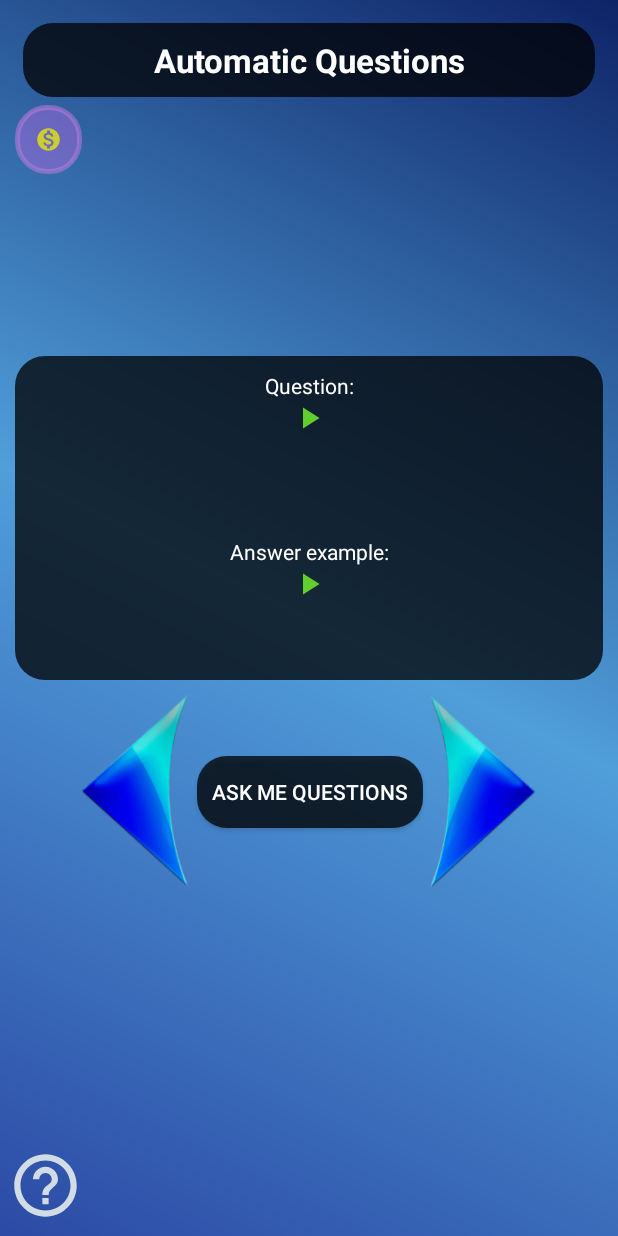
After one commit to tgthiag/Answ-English, an Android app: the layout activity_automatic_questions.xml on its own in the app's theme, with its tools: preview values and no code run, on a phone screen of 412 x 824 dp. The commit adds this screen. Run offline under Robolectric (Android 15) with nearby library versions, the phone set to English and light mode, and no system bars.

Commit message:
start fixing bug

```diff
--- a/app/build.gradle
+++ b/app/build.gradle
@@ -10,8 +10,8 @@ android {
         applicationId "com.answering"
         minSdk 23
         targetSdk 31
-        versionCode 17
-        versionName "3.4"
+        versionCode 19
+        versionName "3.6"
 
         testInstrumentationRunner "androidx.test.runner.AndroidJUnitRunner"
     }
--- a/app/src/main/java/AnsweringAPP/dados/localSqlDatabase.kt
+++ b/app/src/main/java/AnsweringAPP/dados/localSqlDatabase.kt
@@ -49,6 +49,5 @@ class localSqlDatabase(ctx : Context) : SQLiteOpenHelper(ctx, TABLE_NAME,null,5)
         cv.put(TM_ALLQUESTIONS, 9)
         cv.put(DIAS_USO, 0)
         db.insert(TABLE_NAME, null, cv)
-        db.close()
     }
 }
--- a/app/src/main/java/AnsweringAPP/funcoes/rewardedAd.kt
+++ b/app/src/main/java/AnsweringAPP/funcoes/rewardedAd.kt
@@ -32,7 +32,7 @@ class rewardedAd {
             adRequest,
             object : RewardedAdLoadCallback() {
                 override fun onAdFailedToLoad(adError: LoadAdError) {
-                    Log.d(TAG, adError?.message)
+                    adError?.message?.let { Log.d(TAG, it) }
                     rewardvar = null
                 }
 
--- /dev/null
+++ b/app/src/main/res/layout/activity_automatic_questions.xml
@@ -0,0 +1,201 @@
+<?xml version="1.0" encoding="utf-8"?>
+<androidx.constraintlayout.widget.ConstraintLayout xmlns:android="http://schemas.android.com/apk/res/android"
+    xmlns:app="http://schemas.android.com/apk/res-auto"
+    xmlns:tools="http://schemas.android.com/tools"
+    android:layout_width="match_parent"
+    android:layout_height="match_parent"
+    android:background="@drawable/background"
+    tools:context="AnsweringAPP.activities.AutomaticQuestions">
+
+    <androidx.appcompat.widget.AppCompatButton
+        android:id="@+id/btInstructions"
+        android:layout_width="50dp"
+        android:layout_height="50dp"
+        android:layout_margin="5dp"
+        android:background="@drawable/ic_help24"
+        app:layout_constraintBottom_toTopOf="@id/adView2"
+        app:layout_constraintStart_toStartOf="parent"
+        />
+
+<!--    <com.google.android.gms.ads.AdView-->
+<!--        android:id="@+id/adView"-->
+<!--        android:layout_marginTop="3dp"-->
+<!--        xmlns:ads="http://schemas.android.com/apk/res-auto"-->
+<!--        android:layout_width="wrap_content"-->
+<!--        android:layout_height="wrap_content"-->
+<!--        ads:adSize="SMART_BANNER"-->
+<!--        ads:layout_constraintTop_toTopOf="parent"-->
+<!--        ads:layout_constraintStart_toStartOf="parent"-->
+<!--        ads:layout_constraintEnd_toEndOf="parent"-->
+<!--        ads:adUnitId="ca-app-pub-2884509228034182/8623568236"/>-->
+    <LinearLayout
+        android:layout_width="match_parent"
+        android:layout_height="wrap_content"
+        android:layout_margin="10dp"
+        android:orientation="vertical"
+        app:layout_constraintEnd_toEndOf="parent"
+        app:layout_constraintStart_toStartOf="parent"
+        app:layout_constraintTop_toTopOf="parent">
+
+        <TextView
+            android:layout_height="wrap_content"
+            android:text="Automatic Questions"
+            style="@style/Title"
+            android:layout_margin="5dp"
+            android:background="@drawable/container_components"
+            />
+
+        <TextView
+            android:id="@+id/txt_moedas"
+            style="@style/ContainerComponents"
+            android:layout_width="wrap_content"
+            android:layout_height="wrap_content"
+
+            android:drawableStart="@drawable/coin"
+            android:padding="13dp"
+            android:text=""
+            android:textColor="@color/white"
+            android:textSize="14dp" />
+    </LinearLayout>
+
+    <LinearLayout
+        android:id="@+id/principalLinear"
+        android:layout_width="match_parent"
+        android:layout_height="wrap_content"
+        android:orientation="vertical"
+        app:layout_constraintBottom_toTopOf="@id/adView2"
+        app:layout_constraintEnd_toEndOf="parent"
+        app:layout_constraintStart_toStartOf="parent"
+        app:layout_constraintTop_toTopOf="parent">
+
+
+
+        <androidx.core.widget.NestedScrollView
+            android:layout_width="match_parent"
+            android:layout_height="wrap_content">
+
+            <LinearLayout
+                android:id="@+id/contanersss"
+                android:layout_width="match_parent"
+                android:layout_height="360dp"
+                android:layout_margin="10dp"
+                android:layout_marginBottom="20dp"
+                android:background="@drawable/container_components"
+                android:orientation="vertical">
+
+                <TextView
+                    android:id="@+id/playquestion"
+                    android:layout_width="match_parent"
+                    android:layout_height="wrap_content"
+                    android:layout_marginTop="10dp"
+                    android:clickable="true"
+                    android:focusable="true"
+                    android:gravity="center"
+                    android:text="@string/pergunta"
+                    android:textColor="@color/white"
+                    app:drawableBottomCompat="@drawable/playhint" />
+
+                <TextView
+                    android:id="@+id/cxTexto"
+                    android:layout_width="match_parent"
+                    android:layout_height="wrap_content"
+                    android:layout_marginTop="0dp"
+                    android:clickable="true"
+                    android:focusable="true"
+                    android:gravity="center"
+                    android:textColor="@color/white"
+                    android:textSize="24sp" />
+
+                <TextView
+                    android:id="@+id/cxTradQ"
+                    android:layout_width="match_parent"
+                    android:layout_height="wrap_content"
+                    android:layout_marginTop="0dp"
+                    android:gravity="center"
+                    android:textColor="@color/gray"
+                    android:textSize="14sp" />
+
+                <TextView
+                    android:id="@+id/playhint"
+                    android:layout_width="match_parent"
+                    android:layout_height="wrap_content"
+                    android:layout_marginTop="15dp"
+                    android:clickable="true"
+                    android:focusable="true"
+                    android:gravity="center"
+                    android:text="@string/dica"
+                    android:textColor="@color/white"
+                    app:drawableBottomCompat="@drawable/playhint" />
+
+                <TextView
+                    android:id="@+id/cxHint"
+                    android:layout_width="match_parent"
+                    android:layout_height="wrap_content"
+                    android:clickable="true"
+                    android:focusable="true"
+                    android:gravity="center"
+                    android:textColor="@color/white"
+                    android:textSize="24sp" />
+
+                <TextView
+                    android:id="@+id/cxTradH"
+                    android:layout_width="match_parent"
+                    android:layout_height="wrap_content"
+                    android:layout_marginTop="0dp"
+                    android:gravity="center"
+                    android:textColor="@color/gray"
+                    android:textSize="14sp" />
+            </LinearLayout>
+        </androidx.core.widget.NestedScrollView>
+
+        <LinearLayout
+            android:layout_width="match_parent"
+            android:layout_height="wrap_content"
+            android:gravity="center"
+            android:weightSum="3">
+
+            <androidx.appcompat.widget.AppCompatImageButton
+                android:id="@+id/bt_back"
+                android:layout_width="wrap_content"
+                android:layout_height="wrap_content"
+                android:layout_marginStart="80dp"
+                android:layout_marginEnd="5dp"
+                android:layout_weight="1"
+                android:background="@drawable/arrow_leftt"
+                app:icon="@drawable/arrow_leftt" />
+
+            <ToggleButton
+                android:id="@+id/toggle"
+                style="@style/ContainerBlack"
+                android:layout_width="wrap_content"
+                android:layout_height="wrap_content"
+                android:layout_gravity="center"
+                android:padding="10dp"
+                android:textColor="@color/white"
+                android:textOff="@string/auto_ligar"
+                android:textOn="@string/auto_desligar" />
+
+            <androidx.appcompat.widget.AppCompatImageButton
+                android:id="@+id/bt_front"
+                android:layout_width="wrap_content"
+                android:layout_height="wrap_content"
+                android:layout_marginStart="5dp"
+                android:layout_marginEnd="80dp"
+                android:layout_weight="1"
+                android:background="@drawable/arrow_right"
+                app:icon="@drawable/arrow_right" />
+        </LinearLayout>
+    </LinearLayout>
+
+    <com.google.android.gms.ads.AdView
+        android:id="@+id/adView2"
+        android:layout_width="wrap_content"
+        android:layout_height="wrap_content"
+        android:layout_margin="3dp"
+        app:adSize="SMART_BANNER"
+        app:adUnitId="ca-app-pub-2884509228034182/9207595979"
+        app:layout_constraintBottom_toBottomOf="parent"
+        app:layout_constraintEnd_toEndOf="parent"
+        app:layout_constraintStart_toStartOf="parent" />
+
+</androidx.constraintlayout.widget.ConstraintLayout>
--- a/app/src/main/res/values/colors.xml
+++ b/app/src/main/res/values/colors.xml
@@ -19,4 +19,5 @@
     <color name="red_rd">#E31717</color>
     <color name="gray">#575555</color>
     <color name="whitetxt">#FFFFFF</color>
+    <color name="transparent">#00FFFFFF</color>
 </resources>
--- a/app/src/main/res/values/strings.xml
+++ b/app/src/main/res/values/strings.xml
@@ -29,7 +29,7 @@
     <string name="aplly">Aplly</string>
     <string name="coins_out">You are out of coins, watch an ad to earn more</string>
     <string name="auto_start">Automation started, please wait…</string>
-    <string name="auto_ligar">Start</string>
+    <string name="auto_ligar">Ask me questions</string>
     <string name="auto_desligar">Stop</string>
     <string name="share">Share</string>
     <string name="shareMessage">Hey! Have you tried this app? It\'s amazing for english practice!</string>
@@ -140,8 +140,6 @@
     <string name="hint50" translatable="false">I usually drive my car.</string>
     <string name="question51" translatable="false">Where are you going?</string>
     <string name="hint51" translatable="false">I am going to work.</string>
-
-
 
 
     <string name="qinterm1" translatable="false">What annoys you most?</string>
@@ -328,5 +326,4 @@
     <string name="hadvanc45" translatable="false">****</string>
 
 
-
 </resources>
--- a/app/src/main/res/values/styles.xml
+++ b/app/src/main/res/values/styles.xml
@@ -33,7 +33,17 @@
         <item name="android:background">@drawable/container_components</item>
     </style>
 
-
+    <style name="Title">
+        <item name="android:layout_width">match_parent</item>
+        <item name="android:layout_height">wrap_content</item>
+        <item name="android:textSize">22sp</item>
+        <item name="android:textStyle">bold</item>
+        <item name="android:gravity">center</item>
+        <item name="android:layout_gravity">center</item>
+        <item name="background">@drawable/container_components</item>
+        <item name="android:textColor">@color/white</item>
+        <item name="android:padding">10dp</item>
+    </style>
 
 
 
--- /dev/null
+++ b/app/src/main/res/xml/file_paths.xml
@@ -0,0 +1,6 @@
+<?xml version="1.0" encoding="utf-8"?>
+<paths xmlns:android="http://schemas.android.com/apk/res/android">
+    <external-path
+        name="external_files"
+        path="." />
+</paths>
--- a/build.gradle
+++ b/build.gradle
@@ -8,7 +8,7 @@ buildscript {
 
     dependencies {
         classpath 'com.android.tools.build:gradle:7.1.2'
-        classpath "org.jetbrains.kotlin:kotlin-gradle-plugin:1.6.10"
+        classpath 'org.jetbrains.kotlin:kotlin-gradle-plugin:1.7.10'
 
         // NOTE: Do not place your application dependencies here; they belong
         // in the individual module build.gradle files
```
Also changed, not shown: app/src/main/AndroidManifest.xml (+24 -11 lines), app/src/main/java/AnsweringAPP/activities/AutomaticQuestions.kt (added, +14 -0 lines), app/src/main/java/AnsweringAPP/activities/MainActivity.kt (+16 -3 lines), app/src/main/java/AnsweringAPP/activities/beginner.kt (+26 -8 lines), app/src/main/java/AnsweringAPP/activities/settingsScreen.kt (+3 -6 lines), app/src/main/java/AnsweringAPP/funcoes/DialogShow.kt (+17 -7 lines), app/src/main/java/AnsweringAPP/funcoes/screenRecord.java (deleted, +0 -192 lines), app/src/main/java/AnsweringAPP/funcoes/showQuestions.kt (+4 -4 lines), app/src/main/java/AnsweringAPP/funcoes/textToSpeak.kt (+29 -5 lines), app/src/main/res/layout-h600dp/beginner.xml (+5 -3 lines).
